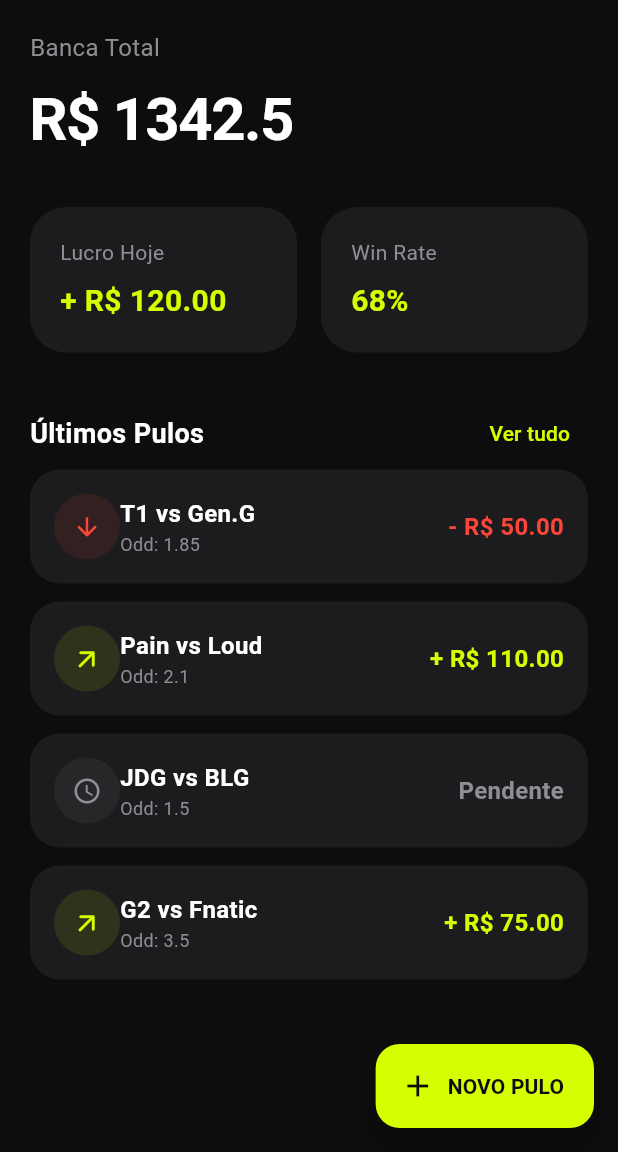
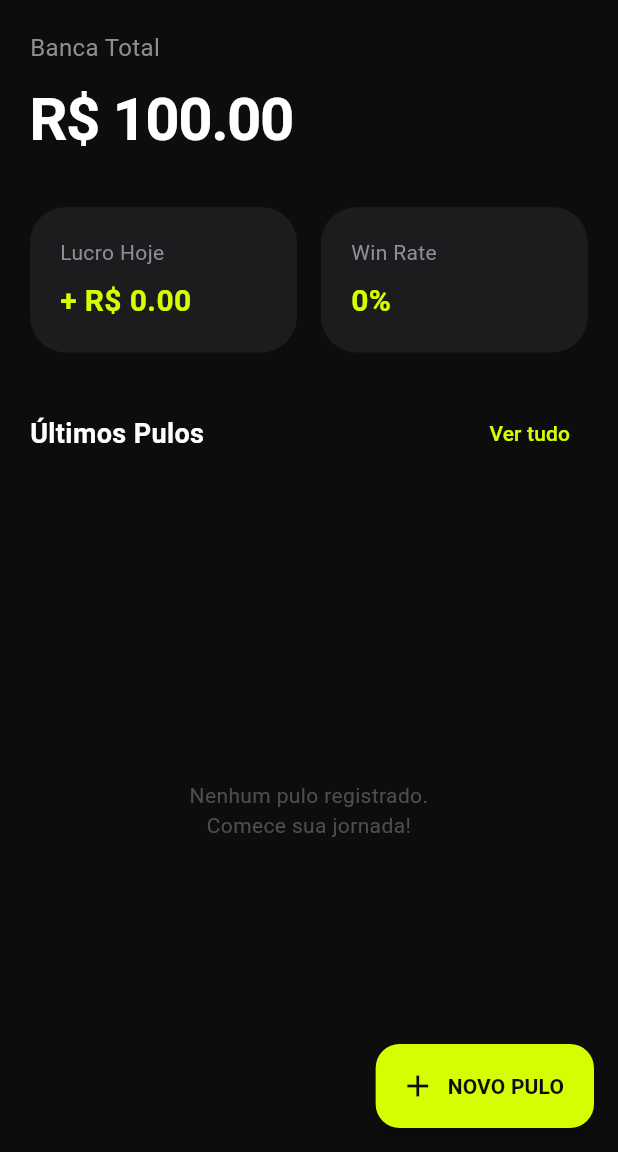
Before and after one commit to rossydDev/thressfrog-app, a Flutter app: the screen it shows after launch, on a phone screen of 412 x 824 dp, the part 84-1236 px from its top. Run offline on Flutter 3.47's test engine with Material 3 defaults, Android fonts, the light colour scheme and no system bars.

Commit message:
feat: add bet creation logic and bankroll state management

```diff
--- /dev/null
+++ b/lib/core/state/bankroll_controller.dart
@@ -0,0 +1,41 @@
+import 'package:flutter/material.dart';
+
+import '../../models/bet_model.dart';
+
+class BankrollController extends ChangeNotifier {
+  static final BankrollController instance =
+      BankrollController._();
+  BankrollController._();
+
+  double _currentBalance = 100.00;
+  final List<Bet> _bets = [];
+
+  double get currentBalance => _currentBalance;
+  List<Bet> get bets => List.unmodifiable(_bets);
+
+  String get winRate {
+    if (_bets.isEmpty) return "0%";
+    final wins = _bets
+        .where((b) => b.result == .win)
+        .length;
+    final rate = (wins / _bets.length) * 100;
+    return rate.toStringAsFixed(0);
+  }
+
+  double get todayProfit {
+    double total = 0;
+    for (var bet in _bets) {
+      total += bet.profit;
+    }
+
+    return total;
+  }
+
+  void addBet(Bet bet) {
+    _bets.insert(0, bet);
+
+    _currentBalance -= bet.stake;
+
+    notifyListeners();
+  }
+}
--- a/lib/features/home/home_page.dart
+++ b/lib/features/home/home_page.dart
@@ -1,16 +1,23 @@
 import 'package:flutter/material.dart';
+import 'package:thressfrog_app/core/state/bankroll_controller.dart';
+import 'package:thressfrog_app/features/create_bet/create_bet_page.dart';
 
 import '../../core/theme/app_theme.dart';
 import '../../models/bet_model.dart';
-import '../../models/mock_data.dart';
 
 class HomePage extends StatelessWidget {
   const HomePage({super.key});
 
   @override
   Widget build(BuildContext context) {
-    final bets = MockData.bets;
-    final bankroll = MockData.currentBankroll;
+    return ListenableBuilder(
+      listenable: BankrollController.instance,
+      builder: (context, child) {
+        final controller = BankrollController.instance;
+        final bets = controller.bets;
+        final bankroll = controller.currentBalance;
+        final winRate = controller.winRate;
+        final profit = controller.todayProfit;
 
         return Scaffold(
           appBar: AppBar(
@@ -19,7 +26,9 @@ class HomePage extends StatelessWidget {
             actions: [
               IconButton(
                 onPressed: () {},
-            icon: Icon(Icons.notifications_none_rounded),
+                icon: Icon(
+                  Icons.notifications_none_rounded,
+                ),
               ),
               IconButton(
                 onPressed: () {},
@@ -46,7 +55,7 @@ class HomePage extends StatelessWidget {
                 ),
                 const SizedBox(height: 8),
                 Text(
-              "R\$ $bankroll",
+                  "R\$ ${bankroll.toStringAsFixed(2)}",
                   style: const TextStyle(
                     color: AppColors.textWhite,
                     fontSize: 40,
@@ -63,7 +72,7 @@ class HomePage extends StatelessWidget {
                     Expanded(
                       child: _buildSumaryCard(
                         "Lucro Hoje",
-                    "+ R\$ 120.00",
+                        "+ R\$ ${profit.toStringAsFixed(2)}",
                         isPositive: true,
                       ),
                     ),
@@ -71,7 +80,7 @@ class HomePage extends StatelessWidget {
                     Expanded(
                       child: _buildSumaryCard(
                         "Win Rate",
-                    "68%",
+                        winRate,
                         isPositive: true,
                       ),
                     ),
@@ -106,7 +115,18 @@ class HomePage extends StatelessWidget {
 
                 //Lista de Apostas
                 Expanded(
-              child: ListView.builder(
+                  child: bets.isEmpty
+                      ? Center(
+                          child: Text(
+                            "Nenhum pulo registrado. \nComece sua jornada!",
+                            textAlign: .center,
+                            style: TextStyle(
+                              color: AppColors.textGrey
+                                  .withValues(alpha: 0.5),
+                            ),
+                          ),
+                        )
+                      : ListView.builder(
                           itemCount: bets.length,
                           itemBuilder: (context, index) {
                             final bet = bets[index];
@@ -117,8 +137,14 @@ class HomePage extends StatelessWidget {
               ],
             ),
           ),
-      floatingActionButton: FloatingActionButton.extended(
-        onPressed: () {},
+          floatingActionButton:
+              FloatingActionButton.extended(
+                onPressed: () => Navigator.push(
+                  context,
+                  MaterialPageRoute(
+                    builder: (context) => CreateBetPage(),
+                  ),
+                ),
                 backgroundColor: AppColors.neonGreen,
                 icon: const Icon(
                   Icons.add,
@@ -132,6 +158,8 @@ class HomePage extends StatelessWidget {
                   ),
                 ),
               ),
+        );
+      },
     );
   }
 }
```
Also changed, not shown: lib/features/create_bet/create_bet_page.dart (added, +210 -0 lines). Lines whose indentation alone changed are shown as unchanged.
